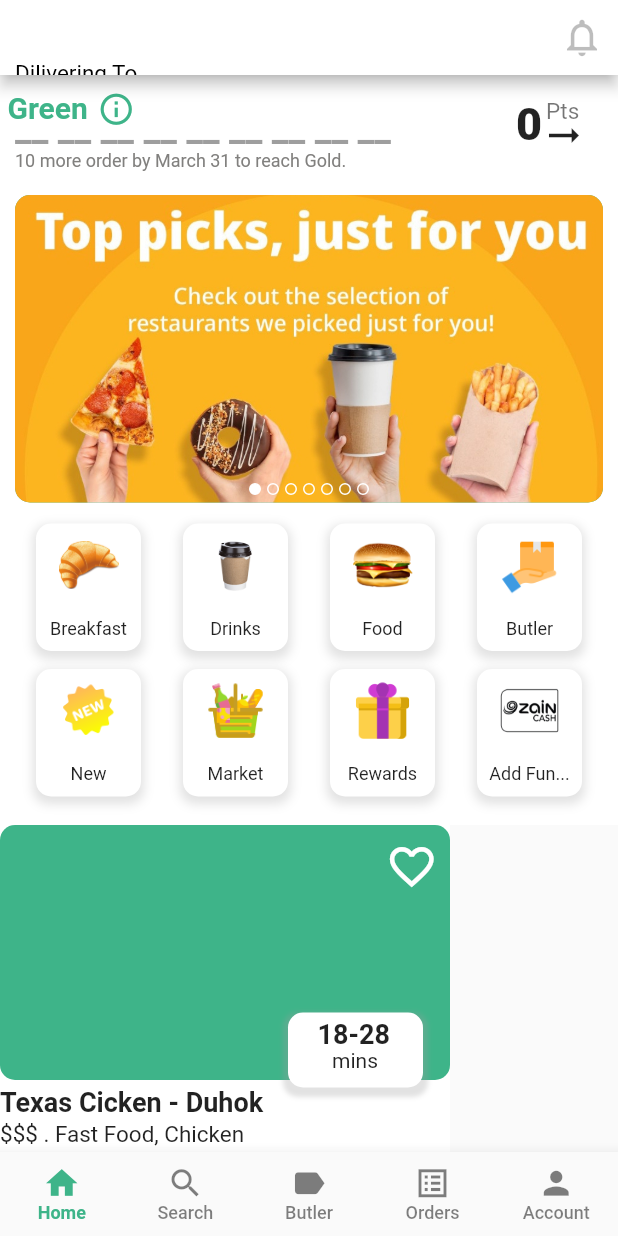
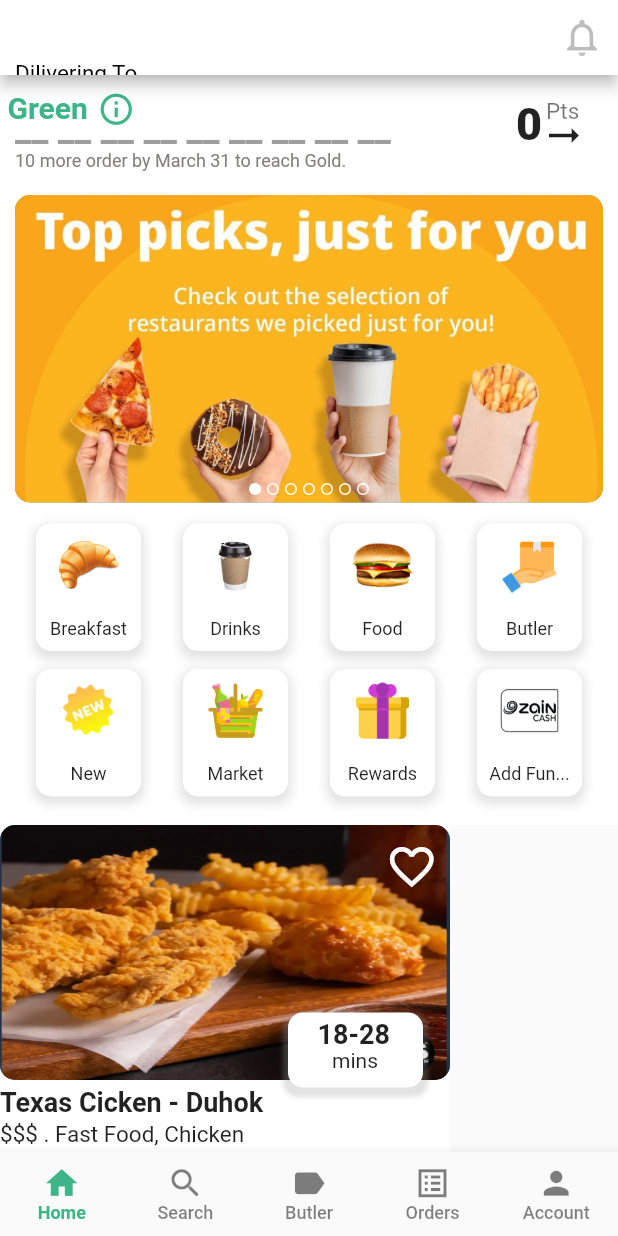
Before and after one commit to DevLayth/toters, a Flutter app: the screen it shows after launch, on a phone screen of 412 x 824 dp. Run offline on Flutter 3.47's test engine with Material 2 defaults, Android fonts, the phone set to English and light mode, and no system bars; drawn by our look-alikes of carousel_slider; missing offline and left inert: dart:ffi.

Commit message:
create rest images folder

```diff
--- a/lib/layth/rest_card.dart
+++ b/lib/layth/rest_card.dart
@@ -18,6 +18,11 @@ class rest_card extends StatelessWidget {
         Container(
           height: 170,
           width: 300,
+          child: Image.asset(
+            "assets/rest/texas.png",
+            fit: BoxFit.fill,
+          ),
+          clipBehavior: Clip.antiAlias,
           decoration: BoxDecoration(
               color: Tcolor, borderRadius: BorderRadius.circular(10)),
         ),
--- a/pubspec.yaml
+++ b/pubspec.yaml
@@ -66,6 +66,7 @@ flutter:
     - assets/
     - assets/catag/
     - assets/offers/
+    - assets/rest/
 
   # An image asset can refer to one or more resolution-specific "variants", see
   # https://flutter.dev/assets-and-images/#resolution-aware
```
Also changed, not shown: assets/rest/texas.png (added).
